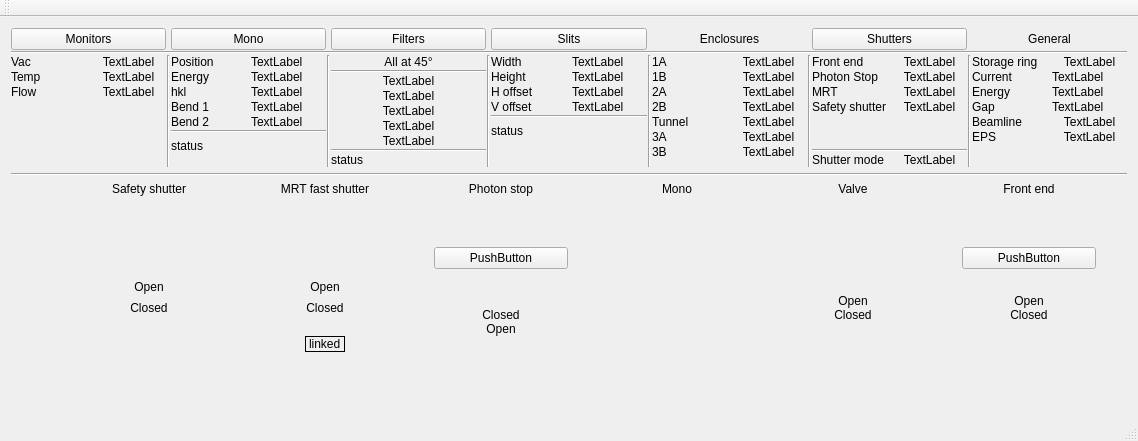
The window that qimbl/qimbl.ui (MatthewJCameron/imbl) describes before a commit, drawn with Qt 5.
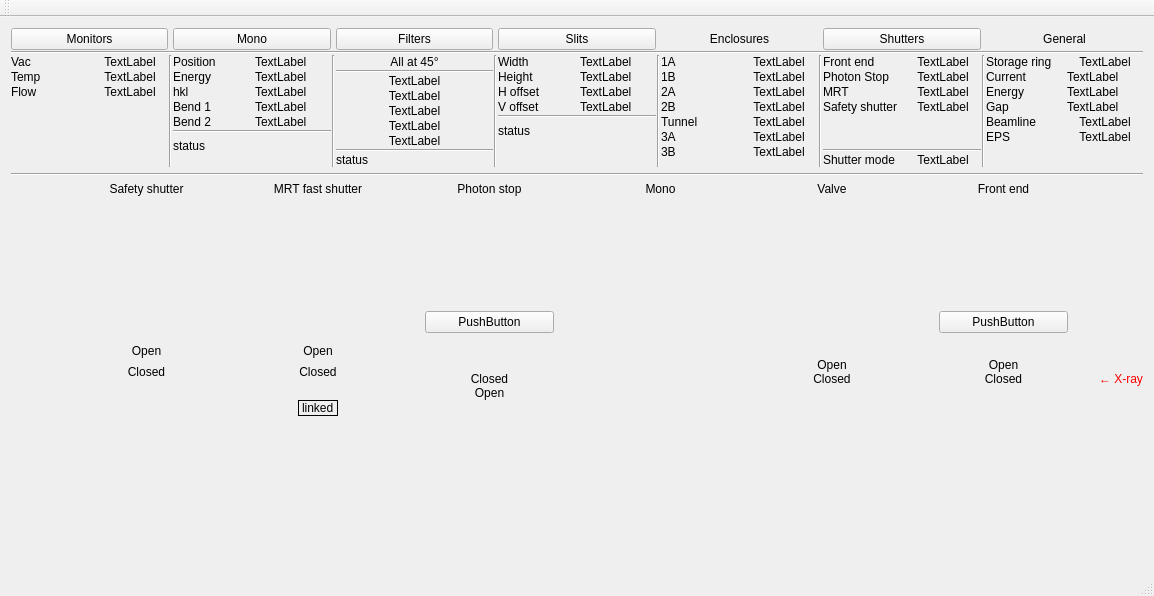
The same window after the commit. Icons and pictures are not drawn. Custom widgets are drawn as their Qt base class.

What changed in the file:
```diff
--- a/qimbl/qimbl.ui
+++ b/qimbl/qimbl.ui
@@ -6,8 +6,8 @@
    <rect>
     <x>0</x>
     <y>0</y>
-    <width>1138</width>
-    <height>441</height>
+    <width>1154</width>
+    <height>596</height>
    </rect>
   </property>
   <property name="windowTitle">
@@ -1130,7 +1130,7 @@
           </property>
          </widget>
         </item>
-        <item row="4" column="14">
+        <item row="4" column="15">
          <widget class="QLabelLine" name="beam_1">
           <property name="sizePolicy">
            <sizepolicy hsizetype="Fixed" vsizetype="Preferred">
@@ -1557,6 +1557,22 @@
           </property>
          </widget>
         </item>
+        <item row="4" column="16">
+         <widget class="QLabel" name="label_13">
+          <property name="sizePolicy">
+           <sizepolicy hsizetype="Fixed" vsizetype="Preferred">
+            <horstretch>0</horstretch>
+            <verstretch>0</verstretch>
+           </sizepolicy>
+          </property>
+          <property name="styleSheet">
+           <string notr="true">color: rgb(255, 0, 0);</string>
+          </property>
+          <property name="text">
+           <string>← X-ray</string>
+          </property>
+         </widget>
+        </item>
        </layout>
       </widget>
      </widget>
```
Left out of the diff: 10 changed lines with no effect on the pictures.
